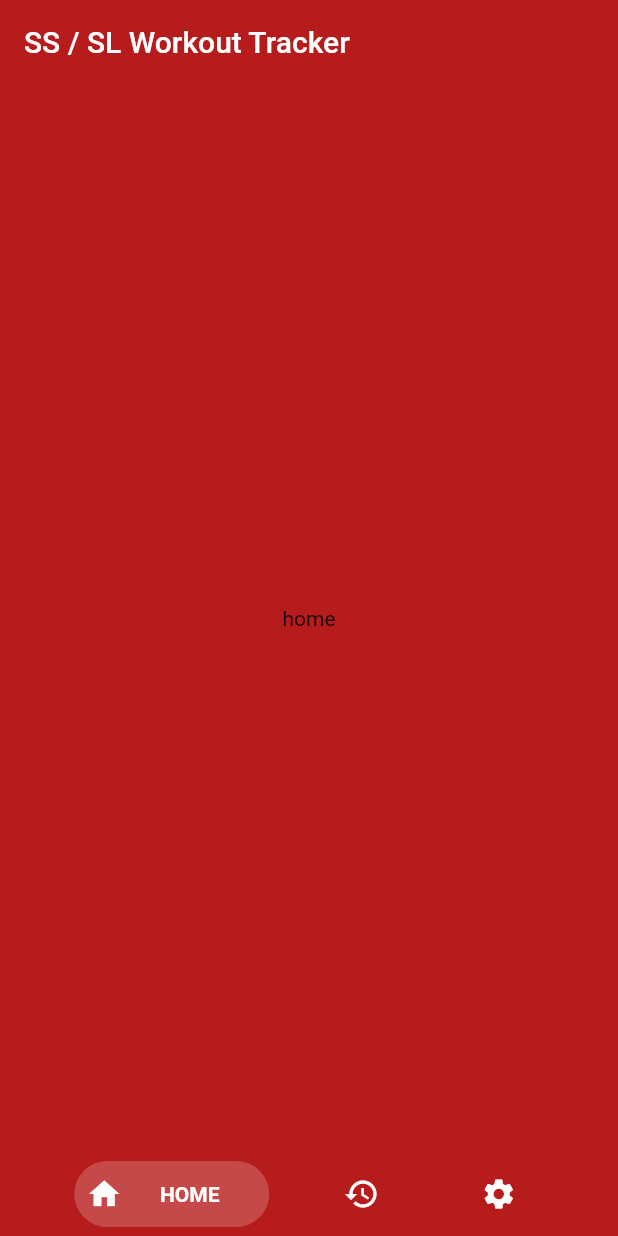
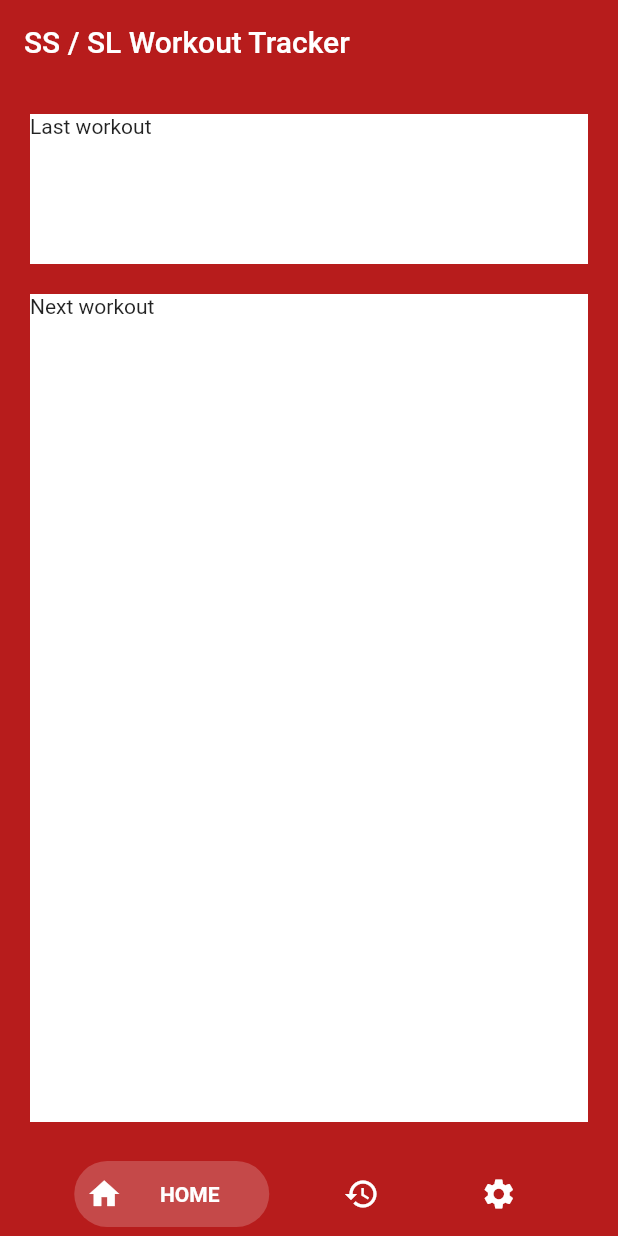
Before and after one commit to tatater56/ss-sl-workout-tracker, a Flutter app: the screen it shows after launch, on a phone screen of 412 x 824 dp. Run offline on Flutter 3.47's test engine with Material 2 defaults, Android fonts, the phone set to English and light mode, and no system bars; drawn by our look-alikes of bottom_navy_bar.

Commit message:
blocked out home view layout

```diff
--- a/lib/views/home.dart
+++ b/lib/views/home.dart
@@ -7,13 +7,40 @@ class HomeView extends StatefulWidget {
 
 class _HomeViewState extends State<HomeView> {
   final Color _mainColor = Colors.red[900];
+  final double _padding = 20;
 
   @override
   Widget build(BuildContext context) {
     return Container(
       color: _mainColor,
       child: SafeArea(
-        child: Center(child: Text('home')),
+        child: Padding(
+          padding: EdgeInsets.all(_padding),
+          child: Column(
+            crossAxisAlignment: CrossAxisAlignment.stretch,
+            children: <Widget>[
+              buildLastWorkoutCard(),
+              buildNextWorkoutCard(),
+            ],
+          ),
+        ),
+      ),
+    );
+  }
+
+  Widget buildLastWorkoutCard() {
+    return Container(
+      color: Colors.white,
+      margin: EdgeInsets.only(bottom: _padding),
+      child: SizedBox(height: 100, child: Text("Last workout")),
+    );
+  }
+
+  Widget buildNextWorkoutCard() {
+    return Expanded(
+      child: Container(
+        color: Colors.white,
+        child: Text("Next workout"),
       ),
     );
   }
```
